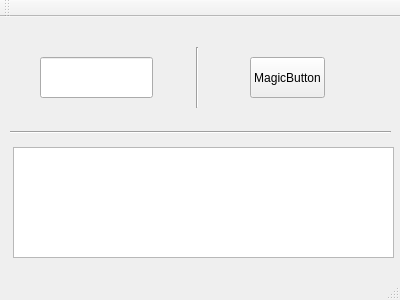
First picture: the form in mainwindow.ui, repository BloodyF/qt, before the edit.
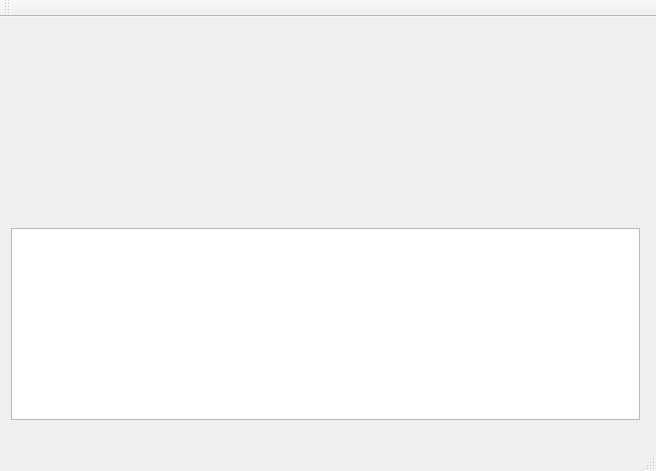
Second picture: the form after the edit.

```diff
--- a/mainwindow.ui
+++ b/mainwindow.ui
@@ -6,72 +6,39 @@
    <rect>
     <x>0</x>
     <y>0</y>
-    <width>400</width>
-    <height>300</height>
+    <width>656</width>
+    <height>471</height>
    </rect>
   </property>
   <property name="windowTitle">
    <string>MainWindow</string>
   </property>
   <widget class="QWidget" name="centralWidget">
-   <widget class="Line" name="line">
+   <widget class="QWidget" name="verticalLayoutWidget">
     <property name="geometry">
      <rect>
-      <x>10</x>
-      <y>0</y>
-      <width>381</width>
-      <height>231</height>
+      <x>0</x>
+      <y>3</y>
+      <width>651</width>
+      <height>411</height>
      </rect>
     </property>
-    <property name="orientation">
-     <enum>Qt::Horizontal</enum>
-    </property>
-   </widget>
-   <widget class="Line" name="line_2">
-    <property name="geometry">
-     <rect>
-      <x>12</x>
-      <y>30</y>
-      <width>371</width>
-      <height>61</height>
-     </rect>
-    </property>
-    <property name="orientation">
-     <enum>Qt::Vertical</enum>
-    </property>
-   </widget>
-   <widget class="QPlainTextEdit" name="plainTextEdit">
-    <property name="geometry">
-     <rect>
-      <x>13</x>
-      <y>130</y>
-      <width>381</width>
-      <height>111</height>
-     </rect>
-    </property>
-   </widget>
-   <widget class="QLineEdit" name="lineEdit">
-    <property name="geometry">
-     <rect>
-      <x>40</x>
-      <y>40</y>
-      <width>113</width>
-      <height>41</height>
-     </rect>
-    </property>
-   </widget>
-   <widget class="QPushButton" name="pushButton">
-    <property name="geometry">
-     <rect>
-      <x>250</x>
-      <y>40</y>
-      <width>75</width>
-      <height>41</height>
-     </rect>
-    </property>
-    <property name="text">
-     <string>MagicButton</string>
-    </property>
+    <layout class="QVBoxLayout" name="verticalLayout">
+     <item>
+      <layout class="QHBoxLayout" name="horizontalLayout">
+       <item>
+        <widget class="QWidget" name="widget" native="true"/>
+       </item>
+      </layout>
+     </item>
+     <item>
+      <layout class="QHBoxLayout" name="horizontalLayout_2" stretch="0">
+       <item alignment="Qt::AlignBottom">
+        <widget class="QTableWidget" name="tableWidget"/>
+       </item>
+      </layout>
+     </item>
+    </layout>
    </widget>
   </widget>
   <widget class="QMenuBar" name="menuBar">
```
Left out of the diff: 2 changed lines with no effect on the pictures.
